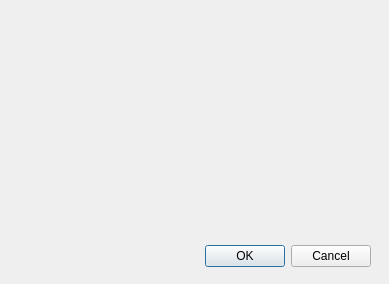
This is mkdirwindow.ui in vangeytedvg/DenkaCommander as Qt 5 draws it before an edit. The edited form follows.
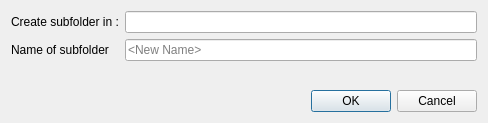
This is the edited form. Icons and pictures are not drawn.

```diff
--- a/mkdirwindow.ui
+++ b/mkdirwindow.ui
@@ -6,29 +6,61 @@
    <rect>
     <x>0</x>
     <y>0</y>
-    <width>389</width>
-    <height>284</height>
+    <width>488</width>
+    <height>123</height>
    </rect>
   </property>
   <property name="windowTitle">
    <string>Dialog</string>
   </property>
-  <widget class="QDialogButtonBox" name="buttonBox">
-   <property name="geometry">
-    <rect>
-     <x>30</x>
-     <y>240</y>
-     <width>341</width>
-     <height>32</height>
-    </rect>
-   </property>
-   <property name="orientation">
-    <enum>Qt::Horizontal</enum>
-   </property>
-   <property name="standardButtons">
-    <set>QDialogButtonBox::Cancel|QDialogButtonBox::Ok</set>
-   </property>
-  </widget>
+  <property name="windowIcon">
+   <iconset resource="images.qrc">
+    <normaloff>:/imgs/folder.png</normaloff>:/imgs/folder.png</iconset>
+  </property>
+  <layout class="QVBoxLayout" name="verticalLayout">
+   <item>
+    <layout class="QFormLayout" name="formLayout">
+     <item row="0" column="0">
+      <widget class="QLabel" name="label">
+       <property name="text">
+        <string>Create subfolder in :</string>
+       </property>
+      </widget>
+     </item>
+     <item row="0" column="1">
+      <widget class="QLineEdit" name="lineEdit_parentFolder">
+       <property name="readOnly">
+        <bool>true</bool>
+       </property>
+      </widget>
+     </item>
+     <item row="1" column="0">
+      <widget class="QLabel" name="label_2">
+       <property name="text">
+        <string>Name of subfolder</string>
+       </property>
+      </widget>
+     </item>
+     <item row="1" column="1">
+      <widget class="QLineEdit" name="lineEdit_newFolder">
+       <property name="placeholderText">
+        <string>&lt;New Name&gt;</string>
+       </property>
+      </widget>
+     </item>
+    </layout>
+   </item>
+   <item>
+    <widget class="QDialogButtonBox" name="buttonBox">
+     <property name="orientation">
+      <enum>Qt::Horizontal</enum>
+     </property>
+     <property name="standardButtons">
+      <set>QDialogButtonBox::Cancel|QDialogButtonBox::Ok</set>
+     </property>
+    </widget>
+   </item>
+  </layout>
  </widget>
  <resources/>
  <connections>
```
Left out of the diff: 14 changed lines with no effect on the pictures.
